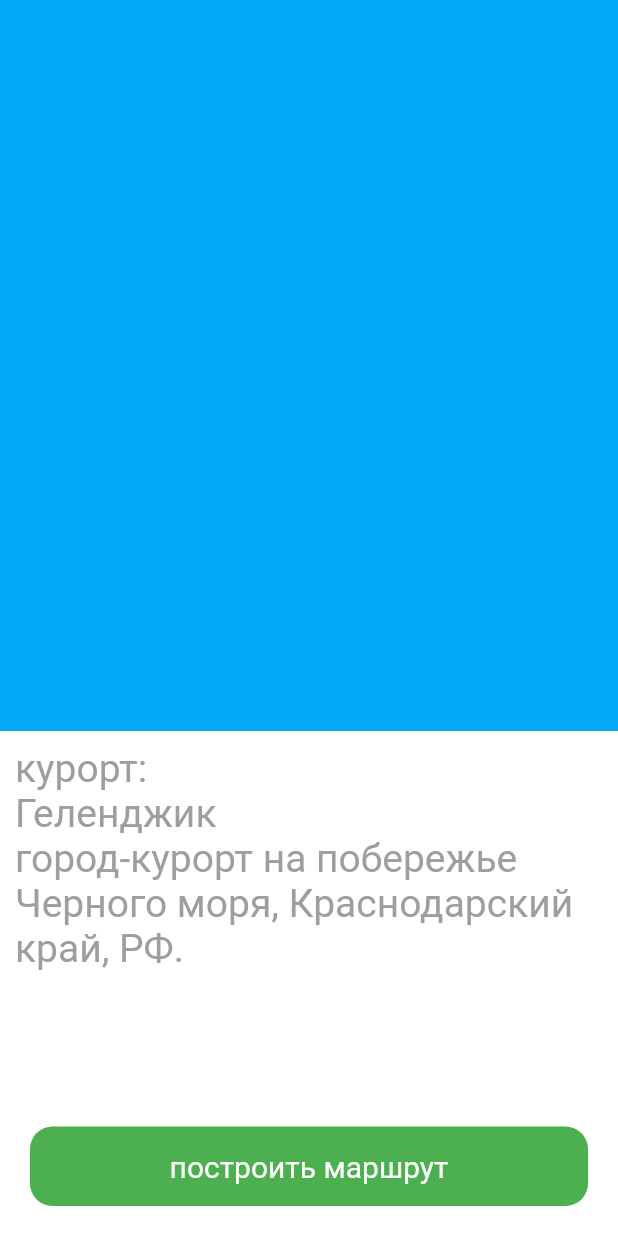
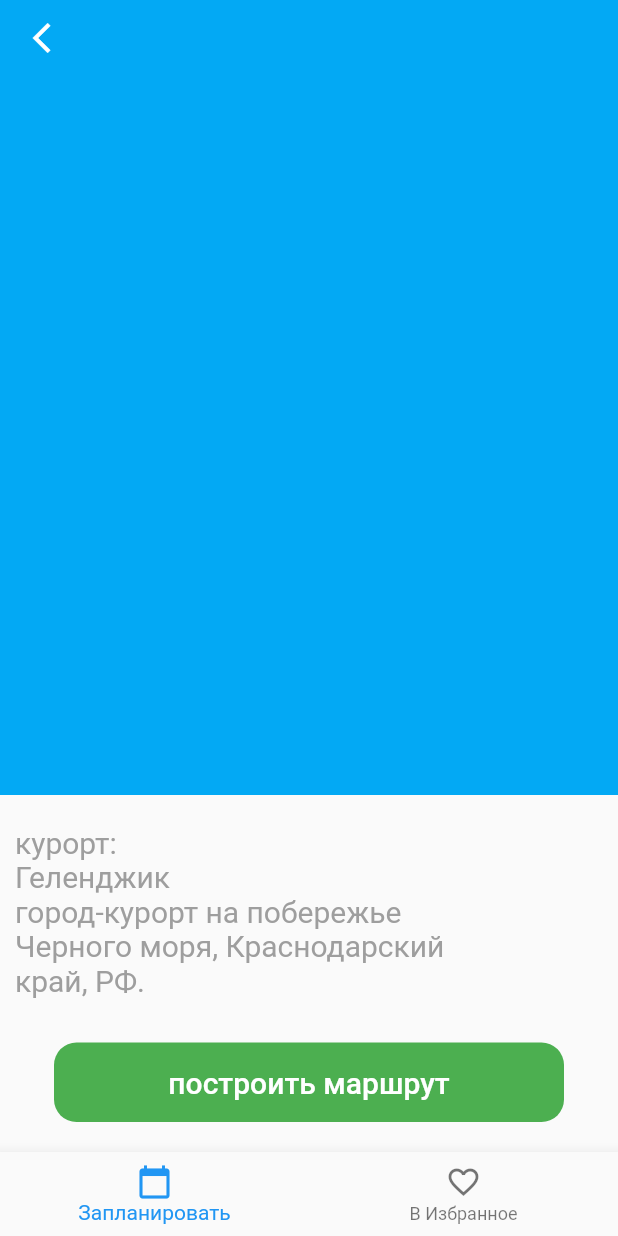
Before and after one commit to saag67/flutter_projects_anoshkin, a Flutter app: the SightCard screen opened directly with sample values from the repository, on a phone screen of 412 x 824 dp. Run offline on Flutter 3.47's test engine with Material 2 defaults, Android fonts, the phone set to English and light mode, and no system bars.

Commit message:
Added:PreferredSizeBox, ConstrainedBox,SizedBox in SightCart

```diff
--- a/places/lib/main.dart
+++ b/places/lib/main.dart
@@ -1,5 +1,6 @@
 import 'package:flutter/material.dart';
-import 'package:places/ui/screen/sight_list_screen.dart';
+import 'package:places/mocks.dart';
+import 'package:places/ui/screen/sight_card.dart';
 
 void main() {
   runApp(App());
@@ -11,7 +12,7 @@ class App extends StatelessWidget {
   Widget build(BuildContext context) {
     return MaterialApp(
       title: "Places",
-      home: SightListScreen(),
+      home: SightCard(mocks[1]),
       //home: SightCard(mocks[1]),
     );
   }
--- a/places/lib/ui/screen/sight_card.dart
+++ b/places/lib/ui/screen/sight_card.dart
@@ -7,32 +7,59 @@ class SightCard extends StatelessWidget {
   final Sight sight;
   SightCard(this.sight);
 
+  @override
+  Widget build(BuildContext context) {
+    return card();
+  }
+
   Widget card() {
     //функция верстки экрана карточки интересного места
-    return Container(
+    return Scaffold(
+      extendBodyBehindAppBar: true,
+      appBar: PreferredSize(
+        preferredSize: Size.fromHeight(50),
+        child: AppBar(
+          backgroundColor: Colors.transparent,
+          elevation: 0,
+          leading: GestureDetector(
+            onTap: () {},
+            child: Icon(
+              Icons.arrow_back_ios_outlined,
               color: Colors.white,
-      child: Column(
+            ),
+          ),
+        ),
+      ),
+      body: Column(
         children: [
           Expanded(
+            child: AspectRatio(
+              aspectRatio: 1.5,
               child: Container(
                 //контейнер для изображения интересного места
 
                 color: Colors.lightBlue,
               ),
-            flex: 2,
             ),
-          Expanded(
-            flex: 1,
-            child: Container(
+          ),
+          SizedBox(
+            height: 10,
+          ),
+          Container(
             //контейнер для описания интересного места
+            alignment: Alignment.centerLeft,
             padding: EdgeInsets.all(10),
+            child: ConstrainedBox(
+              constraints: const BoxConstraints(
+                maxWidth: 300,
+              ),
               child: RichText(
                 textAlign: TextAlign.start,
                 overflow: TextOverflow.ellipsis,
                 maxLines: 5,
                 text: TextSpan(
                   style: TextStyle(
-                    fontSize: 26,
+                    fontSize: 20,
                     color: Colors.grey,
                   ),
                   children: [
@@ -50,7 +77,9 @@ class SightCard extends StatelessWidget {
               ),
             ),
           ),
-          Container(
+          FlatButton(
+            onPressed: () {},
+            child: Container(
               //контейнер-кнопка для построения маршрута к интересному месту
               margin: EdgeInsets.all(20),
               padding: EdgeInsets.all(15),
@@ -68,13 +97,21 @@ class SightCard extends StatelessWidget {
                 ),
               ),
             ),
+          ),
+        ],
+      ),
+      bottomNavigationBar: BottomNavigationBar(
+        items: [
+          BottomNavigationBarItem(
+            icon: Icon(Icons.calendar_today),
+            label: "Запланировать",
+          ),
+          BottomNavigationBarItem(
+            icon: Icon(Icons.favorite_border),
+            label: "В Избранное",
+          ),
         ],
       ),
     );
   }
-
-  @override
-  Widget build(BuildContext context) {
-    return card();
 }
-}
```
Lines whose indentation alone changed are shown as unchanged.
